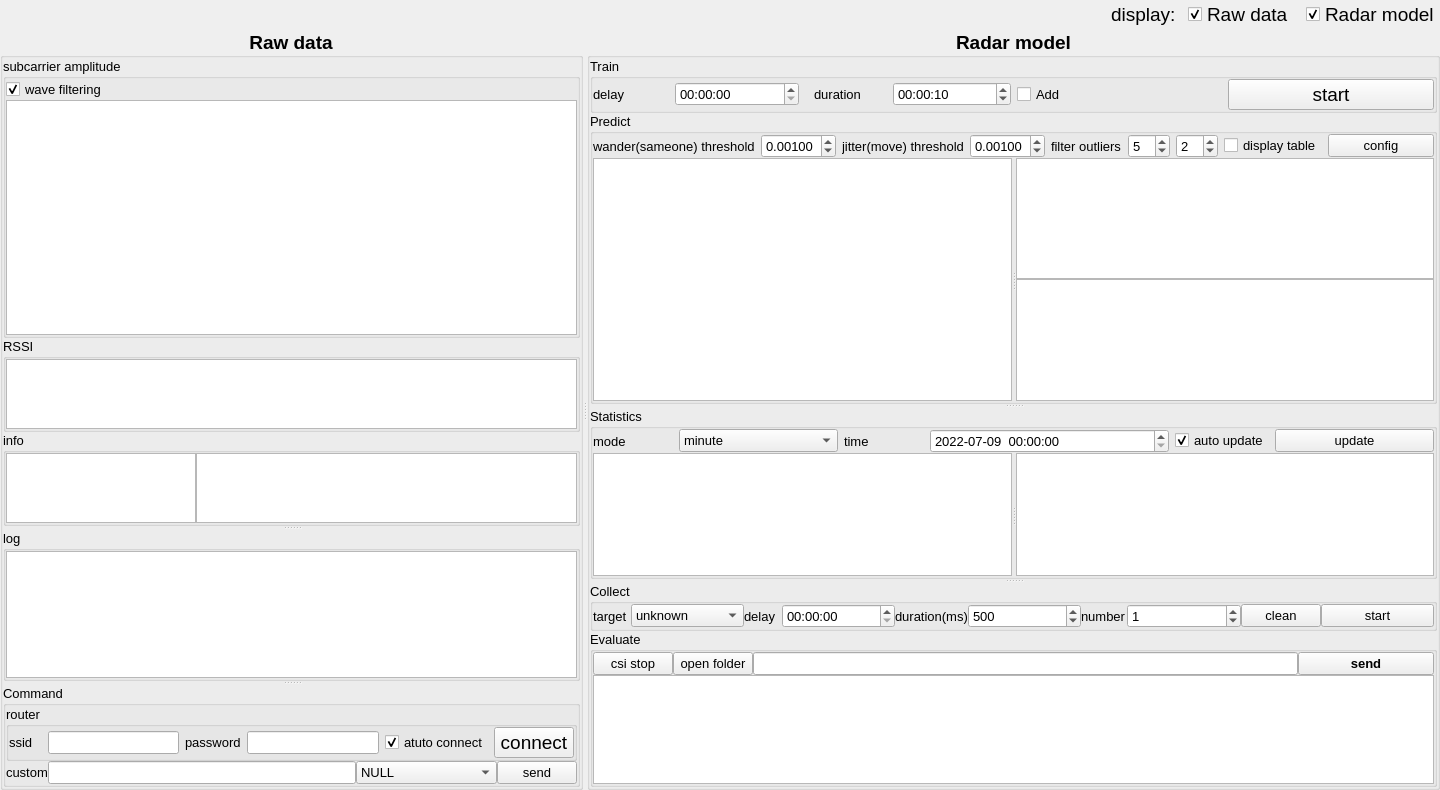
First picture: the form in examples/console_test/tools/esp_csi_tool_gui.ui, repository espressif/esp-csi, before the edit.
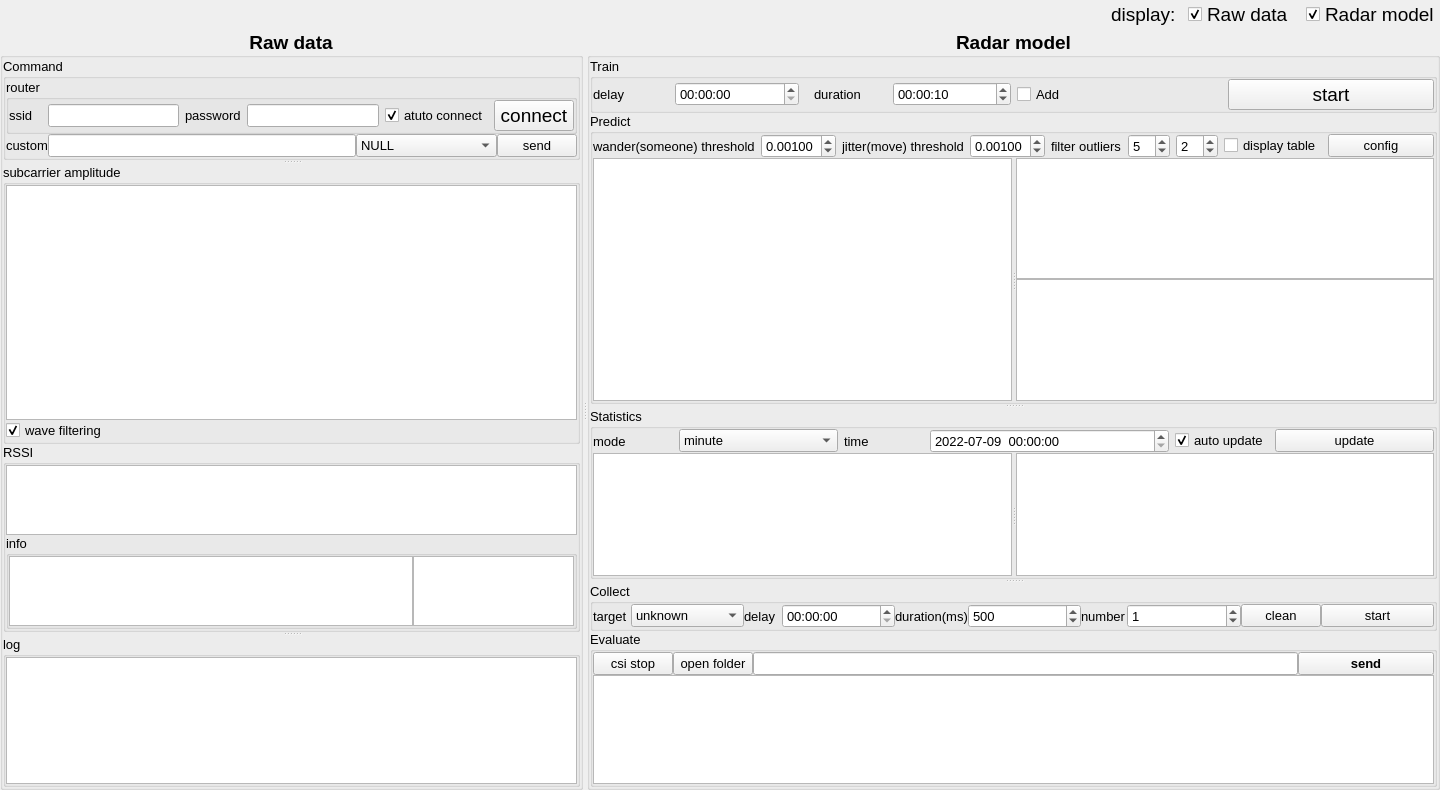
Second picture: the form after the edit. Custom widgets are drawn as their Qt base class.

Commit message: fix: misspelled 'someone' as sameone

What changed in the file:
```diff
--- a/examples/console_test/tools/esp_csi_tool_gui.ui
+++ b/examples/console_test/tools/esp_csi_tool_gui.ui
@@ -127,259 +127,13 @@
           <property name="orientation">
            <enum>Qt::Vertical</enum>
           </property>
-          <widget class="QWidget" name="layoutWidget">
-           <layout class="QVBoxLayout" name="verticalLayout_7" stretch="16,1,1">
-            <property name="spacing">
-             <number>0</number>
-            </property>
-            <item>
-             <widget class="QGroupBox" name="groupBox_subcarrier">
-              <property name="font">
-               <font>
-                <pointsize>10</pointsize>
-                <weight>50</weight>
-                <bold>false</bold>
-                <stylestrategy>PreferAntialias</stylestrategy>
-               </font>
-              </property>
-              <property name="title">
-               <string>subcarrier amplitude</string>
-              </property>
-              <property name="flat">
-               <bool>false</bool>
-              </property>
-              <property name="checkable">
-               <bool>false</bool>
-              </property>
-              <layout class="QVBoxLayout" name="verticalLayout_9">
-               <property name="spacing">
-                <number>0</number>
-               </property>
-               <property name="leftMargin">
-                <number>0</number>
-               </property>
-               <property name="topMargin">
-                <number>0</number>
-               </property>
-               <property name="rightMargin">
-                <number>0</number>
-               </property>
-               <property name="bottomMargin">
-                <number>0</number>
-               </property>
-               <item>
-                <layout class="QHBoxLayout" name="horizontalLayout_8">
-                 <item>
-                  <widget class="QCheckBox" name="checkBox_wave_filtering">
-                   <property name="font">
-                    <font>
-                     <pointsize>10</pointsize>
-                     <weight>50</weight>
-                     <bold>false</bold>
-                     <stylestrategy>PreferAntialias</stylestrategy>
-                    </font>
-                   </property>
-                   <property name="text">
-                    <string>wave filtering</string>
-                   </property>
-                   <property name="checked">
-                    <bool>true</bool>
-                   </property>
-                  </widget>
-                 </item>
-                </layout>
-               </item>
-               <item>
-                <widget class="PlotWidget" name="graphicsView_subcarrier"/>
-               </item>
-              </layout>
-             </widget>
-            </item>
-            <item>
-             <widget class="QGroupBox" name="groupBox_rssi">
-              <property name="font">
-               <font>
-                <pointsize>10</pointsize>
-                <weight>50</weight>
-                <bold>false</bold>
-                <stylestrategy>PreferAntialias</stylestrategy>
-               </font>
-              </property>
-              <property name="title">
-               <string>RSSI</string>
-              </property>
-              <layout class="QVBoxLayout" name="verticalLayout_10">
-               <property name="spacing">
-                <number>0</number>
-               </property>
-               <property name="leftMargin">
-                <number>0</number>
-               </property>
-               <property name="topMargin">
-                <number>0</number>
-               </property>
-               <property name="rightMargin">
-                <number>0</number>
-               </property>
-               <property name="bottomMargin">
-                <number>0</number>
-               </property>
-               <item>
-                <widget class="PlotWidget" name="graphicsView_rssi">
-                 <property name="sizePolicy">
-                  <sizepolicy hsizetype="Preferred" vsizetype="Preferred">
-                   <horstretch>0</horstretch>
-                   <verstretch>0</verstretch>
-                  </sizepolicy>
-                 </property>
-                </widget>
-               </item>
-              </layout>
-             </widget>
-            </item>
-            <item>
-             <widget class="QGroupBox" name="groupBox_radioHeader">
-              <property name="font">
-               <font>
-                <pointsize>10</pointsize>
-                <weight>50</weight>
-                <bold>false</bold>
-                <stylestrategy>PreferAntialias</stylestrategy>
-               </font>
-              </property>
-              <property name="title">
-               <string>info</string>
-              </property>
-              <layout class="QHBoxLayout" name="horizontalLayout_5" stretch="1,2">
-               <property name="spacing">
-                <number>0</number>
-               </property>
-               <property name="leftMargin">
-                <number>0</number>
-               </property>
-               <property name="topMargin">
-                <number>0</number>
-               </property>
-               <property name="rightMargin">
-                <number>0</number>
-               </property>
-               <property name="bottomMargin">
-                <number>0</number>
-               </property>
-               <item>
-                <widget class="QTableView" name="tableView_device_info">
-                 <property name="font">
-                  <font>
-                   <pointsize>8</pointsize>
-                   <weight>50</weight>
-                   <bold>false</bold>
-                   <stylestrategy>PreferAntialias</stylestrategy>
-                  </font>
-                 </property>
-                 <property name="autoScrollMargin">
-                  <number>10</number>
-                 </property>
-                 <property name="sortingEnabled">
-                  <bool>false</bool>
-                 </property>
-                 <attribute name="horizontalHeaderMinimumSectionSize">
-                  <number>12</number>
-                 </attribute>
-                 <attribute name="verticalHeaderMinimumSectionSize">
-                  <number>10</number>
-                 </attribute>
-                 <attribute name="verticalHeaderDefaultSectionSize">
-                  <number>20</number>
-                 </attribute>
-                 <attribute name="verticalHeaderStretchLastSection">
-                  <bool>true</bool>
-                 </attribute>
-                </widget>
-               </item>
-               <item>
-                <widget class="QTableView" name="tableView_radioHeader">
-                 <property name="font">
-                  <font>
-                   <pointsize>8</pointsize>
-                   <weight>50</weight>
-                   <bold>false</bold>
-                   <stylestrategy>PreferAntialias</stylestrategy>
-                  </font>
-                 </property>
-                 <property name="autoScrollMargin">
-                  <number>10</number>
-                 </property>
-                 <property name="sortingEnabled">
-                  <bool>false</bool>
-                 </property>
-                 <attribute name="horizontalHeaderMinimumSectionSize">
-                  <number>12</number>
-                 </attribute>
-                 <attribute name="verticalHeaderMinimumSectionSize">
-                  <number>10</number>
-                 </attribute>
-                 <attribute name="verticalHeaderDefaultSectionSize">
-                  <number>20</number>
-                 </attribute>
-                 <attribute name="verticalHeaderStretchLastSection">
-                  <bool>true</bool>
-                 </attribute>
-                </widget>
-               </item>
-              </layout>
-             </widget>
-            </item>
-           </layout>
-          </widget>
-          <widget class="QGroupBox" name="groupBox_13">
-           <property name="font">
-            <font>
-             <pointsize>10</pointsize>
-             <weight>50</weight>
-             <bold>false</bold>
-             <stylestrategy>PreferAntialias</stylestrategy>
-            </font>
-           </property>
-           <property name="title">
-            <string>log</string>
-           </property>
-           <layout class="QVBoxLayout" name="verticalLayout_13">
-            <property name="spacing">
-             <number>0</number>
-            </property>
-            <property name="leftMargin">
-             <number>0</number>
-            </property>
-            <property name="topMargin">
-             <number>0</number>
-            </property>
-            <property name="rightMargin">
-             <number>0</number>
-            </property>
-            <property name="bottomMargin">
-             <number>0</number>
-            </property>
-            <item>
-             <widget class="QTextBrowser" name="textBrowser_log">
-              <property name="sizePolicy">
-               <sizepolicy hsizetype="Preferred" vsizetype="Preferred">
-                <horstretch>0</horstretch>
-                <verstretch>0</verstretch>
-               </sizepolicy>
-              </property>
-              <property name="font">
-               <font>
-                <pointsize>8</pointsize>
-                <weight>50</weight>
-                <bold>false</bold>
-                <stylestrategy>PreferAntialias</stylestrategy>
-               </font>
-              </property>
-             </widget>
-            </item>
-           </layout>
-          </widget>
           <widget class="QGroupBox" name="groupBox_16">
+           <property name="sizePolicy">
+            <sizepolicy hsizetype="Preferred" vsizetype="Minimum">
+             <horstretch>0</horstretch>
+             <verstretch>0</verstretch>
+            </sizepolicy>
+           </property>
            <property name="font">
             <font>
              <pointsize>10</pointsize>
@@ -606,6 +360,260 @@
             </item>
            </layout>
           </widget>
+          <widget class="QWidget" name="layoutWidget">
+           <layout class="QVBoxLayout" name="verticalLayout_7" stretch="32,1">
+            <property name="spacing">
+             <number>0</number>
+            </property>
+            <item>
+             <widget class="QGroupBox" name="groupBox_subcarrier">
+              <property name="font">
+               <font>
+                <pointsize>10</pointsize>
+                <weight>50</weight>
+                <bold>false</bold>
+                <stylestrategy>PreferAntialias</stylestrategy>
+               </font>
+              </property>
+              <property name="title">
+               <string>subcarrier amplitude</string>
+              </property>
+              <property name="flat">
+               <bool>false</bool>
+              </property>
+              <property name="checkable">
+               <bool>false</bool>
+              </property>
+              <layout class="QVBoxLayout" name="verticalLayout_9">
+               <property name="spacing">
+                <number>0</number>
+               </property>
+               <property name="leftMargin">
+                <number>0</number>
+               </property>
+               <property name="topMargin">
+                <number>0</number>
+               </property>
+               <property name="rightMargin">
+                <number>0</number>
+               </property>
+               <property name="bottomMargin">
+                <number>0</number>
+               </property>
+               <item>
+                <layout class="QHBoxLayout" name="horizontalLayout_8"/>
+               </item>
+               <item>
+                <widget class="PlotWidget" name="graphicsView_subcarrier"/>
+               </item>
+               <item>
+                <widget class="QCheckBox" name="checkBox_wave_filtering">
+                 <property name="font">
+                  <font>
+                   <pointsize>10</pointsize>
+                   <weight>50</weight>
+                   <bold>false</bold>
+                   <stylestrategy>PreferAntialias</stylestrategy>
+                  </font>
+                 </property>
+                 <property name="layoutDirection">
+                  <enum>Qt::LeftToRight</enum>
+                 </property>
+                 <property name="text">
+                  <string>wave filtering</string>
+                 </property>
+                 <property name="checked">
+                  <bool>true</bool>
+                 </property>
+                </widget>
+               </item>
+              </layout>
+             </widget>
+            </item>
+            <item>
+             <widget class="QGroupBox" name="groupBox_rssi">
+              <property name="font">
+               <font>
+                <pointsize>10</pointsize>
+                <weight>50</weight>
+                <bold>false</bold>
+                <stylestrategy>PreferAntialias</stylestrategy>
+               </font>
+              </property>
+              <property name="title">
+               <string>RSSI</string>
+              </property>
+              <layout class="QVBoxLayout" name="verticalLayout_10">
+               <property name="spacing">
+                <number>0</number>
+               </property>
+               <property name="leftMargin">
+                <number>0</number>
+               </property>
+               <property name="topMargin">
+                <number>0</number>
+               </property>
+               <property name="rightMargin">
+                <number>0</number>
+               </property>
+               <property name="bottomMargin">
+                <number>0</number>
+               </property>
+               <item>
+                <widget class="PlotWidget" name="graphicsView_rssi">
+                 <property name="sizePolicy">
+                  <sizepolicy hsizetype="Preferred" vsizetype="Preferred">
+                   <horstretch>0</horstretch>
+                   <verstretch>0</verstretch>
+                  </sizepolicy>
+                 </property>
+                </widget>
+               </item>
+               <item>
+                <widget class="QGroupBox" name="groupBox_radioHeader">
+                 <property name="font">
+                  <font>
+                   <pointsize>10</pointsize>
+                   <weight>50</weight>
+                   <bold>false</bold>
+                   <stylestrategy>PreferAntialias</stylestrategy>
+                  </font>
+                 </property>
+                 <property name="title">
+                  <string>info</string>
+                 </property>
+                 <layout class="QHBoxLayout" name="horizontalLayout_5" stretch="5,2">
+                  <property name="spacing">
+                   <number>0</number>
+                  </property>
+                  <property name="leftMargin">
+                   <number>0</number>
+                  </property>
+                  <property name="topMargin">
+                   <number>0</number>
+                  </property>
+                  <property name="rightMargin">
+                   <number>0</number>
+                  </property>
+                  <property name="bottomMargin">
+                   <number>0</number>
+                  </property>
+                  <item>
+                   <widget class="QTableView" name="tableView_radioHeader">
+                    <property name="font">
+                     <font>
+                      <pointsize>8</pointsize>
+                      <weight>50</weight>
+                      <bold>false</bold>
+                      <stylestrategy>PreferAntialias</stylestrategy>
+                     </font>
+                    </property>
+                    <property name="autoScrollMargin">
+                     <number>10</number>
+                    </property>
+                    <property name="sortingEnabled">
+                     <bool>false</bool>
+                    </property>
+                    <attribute name="horizontalHeaderMinimumSectionSize">
+                     <number>12</number>
+                    </attribute>
+                    <attribute name="verticalHeaderMinimumSectionSize">
+                     <number>10</number>
+                    </attribute>
+                    <attribute name="verticalHeaderDefaultSectionSize">
+                     <number>20</number>
+                    </attribute>
+                    <attribute name="verticalHeaderStretchLastSection">
+                     <bool>true</bool>
+                    </attribute>
+                   </widget>
+                  </item>
+                  <item>
+                   <widget class="QTableView" name="tableView_device_info">
+                    <property name="font">
+                     <font>
+                      <pointsize>8</pointsize>
+                      <weight>50</weight>
+                      <bold>false</bold>
+                      <stylestrategy>PreferAntialias</stylestrategy>
+                     </font>
+                    </property>
+                    <property name="autoScrollMargin">
+                     <number>10</number>
+                    </property>
+                    <property name="sortingEnabled">
+                     <bool>false</bool>
+                    </property>
+                    <attribute name="horizontalHeaderMinimumSectionSize">
+                     <number>12</number>
+                    </attribute>
+                    <attribute name="verticalHeaderMinimumSectionSize">
+                     <number>10</number>
+                    </attribute>
+                    <attribute name="verticalHeaderDefaultSectionSize">
+                     <number>20</number>
+                    </attribute>
+                    <attribute name="verticalHeaderStretchLastSection">
+                     <bool>true</bool>
+                    </attribute>
+                   </widget>
+                  </item>
+                 </layout>
+                </widget>
+               </item>
+              </layout>
+             </widget>
+            </item>
+           </layout>
+          </widget>
+          <widget class="QGroupBox" name="groupBox_13">
+           <property name="font">
+            <font>
+             <pointsize>10</pointsize>
+             <weight>50</weight>
+             <bold>false</bold>
+             <stylestrategy>PreferAntialias</stylestrategy>
+            </font>
+           </property>
+           <property name="title">
+            <string>log</string>
+           </property>
+           <layout class="QVBoxLayout" name="verticalLayout_13">
+            <property name="spacing">
+             <number>0</number>
+            </property>
+            <property name="leftMargin">
+             <number>0</number>
+            </property>
+            <property name="topMargin">
+             <number>0</number>
+            </property>
+            <property name="rightMargin">
+             <number>0</number>
+            </property>
+            <property name="bottomMargin">
+             <number>0</number>
+            </property>
+            <item>
+             <widget class="QTextBrowser" name="textBrowser_log">
+              <property name="sizePolicy">
+               <sizepolicy hsizetype="Preferred" vsizetype="Preferred">
+                <horstretch>0</horstretch>
+                <verstretch>0</verstretch>
+               </sizepolicy>
+              </property>
+              <property name="font">
+               <font>
+                <pointsize>8</pointsize>
+                <weight>50</weight>
+                <bold>false</bold>
+                <stylestrategy>PreferAntialias</stylestrategy>
+               </font>
+              </property>
+             </widget>
+            </item>
+           </layout>
+          </widget>
          </widget>
         </item>
        </layout>
@@ -934,7 +942,7 @@
                     <item>
                      <widget class="QLabel" name="label_number_3">
                       <property name="text">
-                       <string>wander(sameone) threshold</string>
+                       <string>wander(someone) threshold</string>
                       </property>
                      </widget>
                     </item>
```
Left out of the diff: 10 changed lines with no effect on the pictures. The commit also changes 3 other files.
